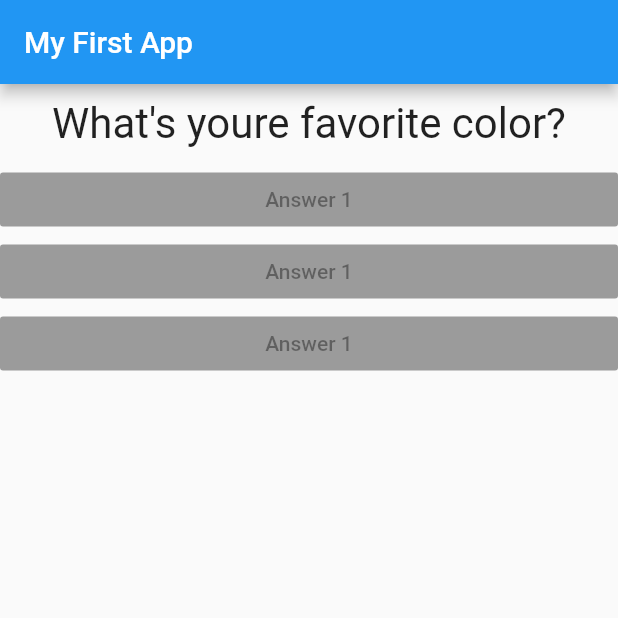
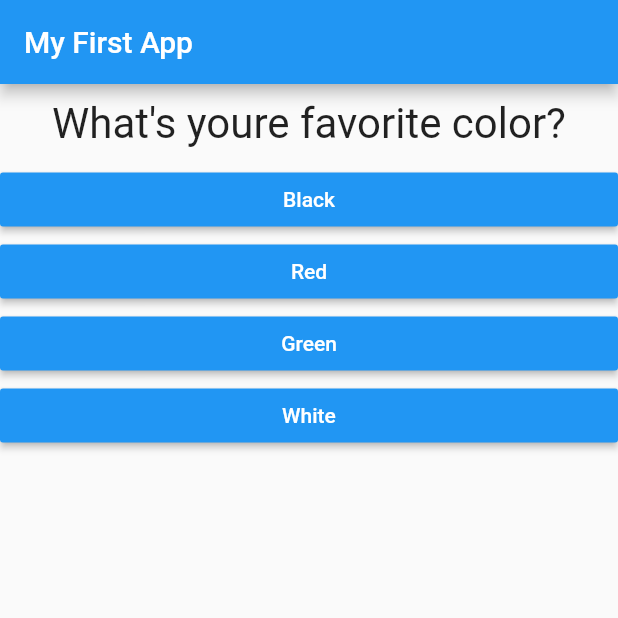
Before and after one commit to Hassaanhmd/Quiz_App, a Flutter app: the screen it shows after launch, on a phone screen of 412 x 824 dp, the top half of it. Run offline on Flutter 3.47's test engine with Material 2 defaults, Android fonts, the phone set to English and light mode, and no system bars.

Commit message:
Added dynamic answer buttons generated through a map holdng list of answers

```diff
--- a/lib/answer.dart
+++ b/lib/answer.dart
@@ -1,14 +1,20 @@
 import 'package:flutter/material.dart';
 
 class Answer extends StatelessWidget {
+  final Function selectHandler;
+  final String answerText;
+
+  Answer(this.selectHandler, this.answerText);
+
   @override
   Widget build(BuildContext context) {
     return Container(
       width: double.infinity,
       child: RaisedButton(
         color: Colors.blue,
-        child: Text('Answer 1'),
-        onPressed: null,
+        textColor: Colors.white,
+        child: Text(answerText),
+        onPressed: selectHandler,
       ),
     );
   }
--- a/lib/main.dart
+++ b/lib/main.dart
@@ -31,8 +31,18 @@ class _MyAppState extends State<MyApp> {
   @override // "decorator" - to show that you are DELIBERATELY overwriting the method
   Widget build(BuildContext context) {
     var questions = [
-      'What\'s youre favorite color?',
-      'What\'s your favorite animal?',
+      {
+        'questionText': 'What\'s youre favorite color?',
+        'answers': ['Black', 'Red', 'Green', 'White']
+      },
+      {
+        'questionText': 'What\'s your favorite animal?',
+        'answers': ['Rabbit', 'Snake', 'Elephant', 'Lion']
+      },
+      {
+        'questionText': 'Who\'s your favorite instructor?',
+        'answers': ['Max', 'Max', 'Max', 'Max']
+      },
     ];
     return MaterialApp(
       home: Scaffold(
@@ -42,11 +52,12 @@ class _MyAppState extends State<MyApp> {
         body: Column(
           children: [
             Question(
-              questions[_questionIndex],
+              questions[_questionIndex]['questionText'],
             ),
-            Answer(),
-            Answer(),
-            Answer(),
+            ...(questions[_questionIndex]['answers'] as List<String>)
+                .map((answer) {
+              return Answer(_answerQuestion, answer);
+            }).toList()
           ],
         ),
       ),
```
